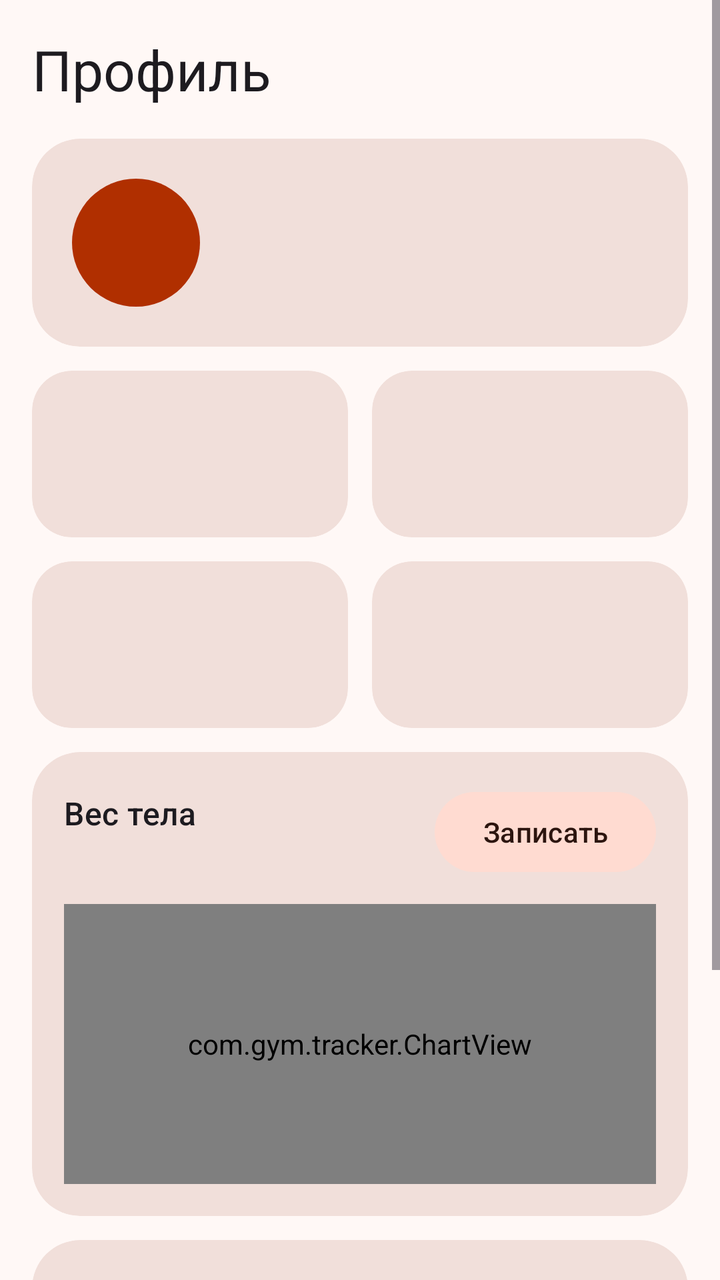
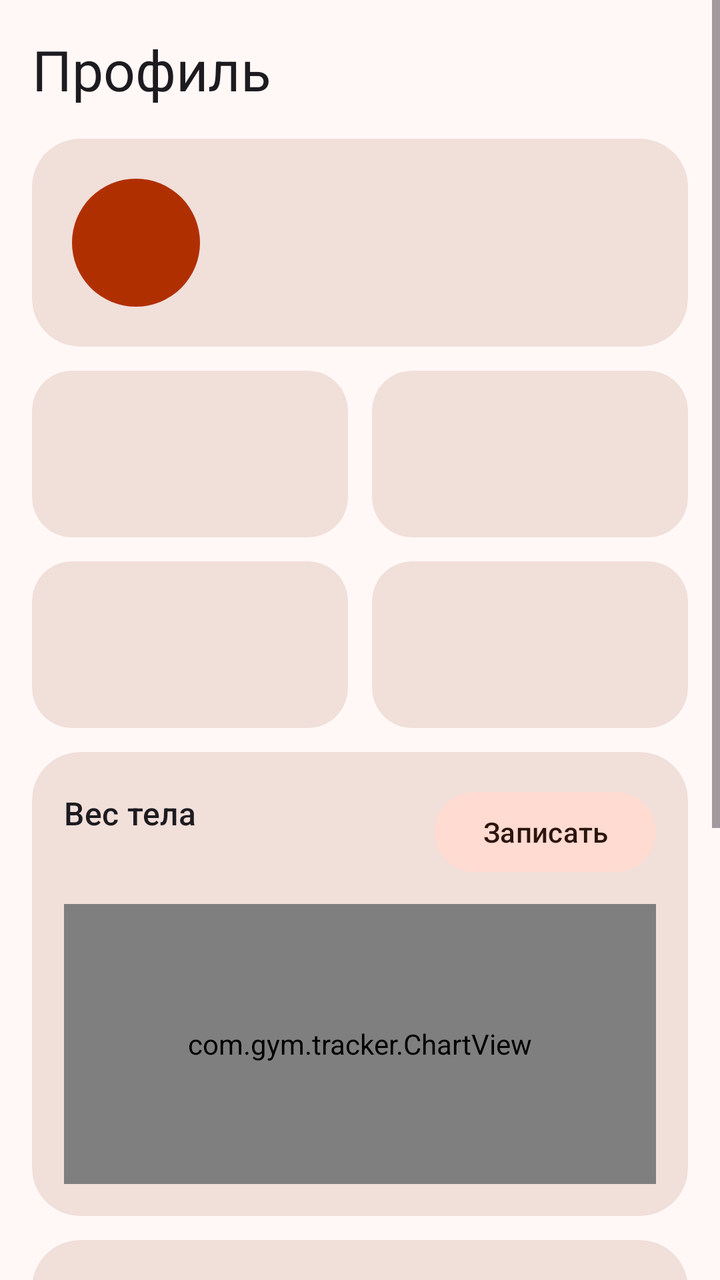

The first picture is an Android layout as it rendered before a commit; the second is the same layout after the commit. The layout source and the unified diff follow.
<!-- AndroidManifest.xml: application theme Theme.Gym -->
<!-- res/layout/fragment_profile.xml -->
<?xml version="1.0" encoding="utf-8"?>
<ScrollView xmlns:android="http://schemas.android.com/apk/res/android"
    xmlns:app="http://schemas.android.com/apk/res-auto"
    android:layout_width="match_parent"
    android:layout_height="match_parent">

    <LinearLayout
        android:layout_width="match_parent"
        android:layout_height="wrap_content"
        android:orientation="vertical"
        android:padding="16dp">

        <TextView
            android:layout_width="wrap_content"
            android:layout_height="wrap_content"
            android:layout_marginBottom="16dp"
            android:text="Профиль"
            android:textAppearance="?attr/textAppearanceHeadlineMedium" />

        <com.google.android.material.card.MaterialCardView
            style="?attr/materialCardViewFilledStyle"
            android:layout_width="match_parent"
            android:layout_height="wrap_content"
            app:cardCornerRadius="24dp">

            <LinearLayout
                android:layout_width="match_parent"
                android:layout_height="wrap_content"
                android:gravity="center_vertical"
                android:padding="20dp">

                <TextView
                    android:id="@+id/avatar"
                    android:layout_width="64dp"
                    android:layout_height="64dp"
                    android:background="@drawable/bg_circle"
                    android:backgroundTint="?attr/colorPrimary"
                    android:gravity="center"
                    android:textColor="?attr/colorOnPrimary"
                    android:textSize="28sp"
                    android:textStyle="bold" />

                <LinearLayout
                    android:layout_width="0dp"
                    android:layout_height="wrap_content"
                    android:layout_marginStart="16dp"
                    android:layout_weight="1"
                    android:orientation="vertical">

                    <TextView
                        android:id="@+id/title"
                        android:layout_width="wrap_content"
                        android:layout_height="wrap_content"
                        android:textAppearance="?attr/textAppearanceTitleLarge" />

                    <TextView
                        android:id="@+id/subtitle"
                        android:layout_width="wrap_content"
                        android:layout_height="wrap_content"
                        android:textAppearance="?attr/textAppearanceBodyMedium"
                        android:textColor="?attr/colorOnSurfaceVariant" />
                </LinearLayout>
            </LinearLayout>
        </com.google.android.material.card.MaterialCardView>

        <LinearLayout
            android:layout_width="match_parent"
            android:layout_height="wrap_content"
            android:layout_marginTop="12dp">

            <include
                android:id="@+id/stat_workouts"
                layout="@layout/item_stat"
                android:layout_width="0dp"
                android:layout_height="wrap_content"
                android:layout_marginEnd="6dp"
                android:layout_weight="1" />

            <include
                android:id="@+id/stat_sets"
                layout="@layout/item_stat"
                android:layout_width="0dp"
                android:layout_height="wrap_content"
                android:layout_marginStart="6dp"
                android:layout_weight="1" />
        </LinearLayout>

        <LinearLayout
            android:layout_width="match_parent"
            android:layout_height="wrap_content"
            android:layout_marginTop="12dp">

            <include
                android:id="@+id/stat_tonnage"
                layout="@layout/item_stat"
                android:layout_width="0dp"
                android:layout_height="wrap_content"
                android:layout_marginEnd="6dp"
                android:layout_weight="1" />

            <include
                android:id="@+id/stat_week"
                layout="@layout/item_stat"
                android:layout_width="0dp"
                android:layout_height="wrap_content"
                android:layout_marginStart="6dp"
                android:layout_weight="1" />
        </LinearLayout>

        <com.google.android.material.card.MaterialCardView
            style="?attr/materialCardViewFilledStyle"
            android:layout_width="match_parent"
            android:layout_height="wrap_content"
            android:layout_marginTop="12dp"
            app:cardCornerRadius="24dp">

            <LinearLayout
                android:layout_width="match_parent"
                android:layout_height="wrap_content"
                android:orientation="vertical"
                android:padding="16dp">

                <LinearLayout
                    android:layout_width="match_parent"
                    android:layout_height="wrap_content"
                    android:gravity="center_vertical">

                    <LinearLayout
                        android:layout_width="0dp"
                        android:layout_height="wrap_content"
                        android:layout_weight="1"
                        android:orientation="vertical">

                        <TextView
                            android:layout_width="wrap_content"
                            android:layout_height="wrap_content"
                            android:text="Вес тела"
                            android:textAppearance="?attr/textAppearanceTitleMedium" />

                        <TextView
                            android:id="@+id/bmi"
                            android:layout_width="wrap_content"
                            android:layout_height="wrap_content"
                            android:textAppearance="?attr/textAppearanceBodyMedium"
                            android:textColor="?attr/colorOnSurfaceVariant" />
                    </LinearLayout>

                    <com.google.android.material.button.MaterialButton
                        android:id="@+id/log_weight"
                        style="@style/Widget.Material3.Button.TonalButton"
                        android:layout_width="wrap_content"
                        android:layout_height="wrap_content"
                        android:text="Записать" />
                </LinearLayout>

                <com.gym.tracker.ChartView
                    android:id="@+id/weight_chart"
                    android:layout_width="match_parent"
                    android:layout_height="140dp"
                    android:layout_marginTop="12dp" />
            </LinearLayout>
        </com.google.android.material.card.MaterialCardView>

        <com.google.android.material.card.MaterialCardView
            style="?attr/materialCardViewFilledStyle"
            android:layout_width="match_parent"
            android:layout_height="wrap_content"
            android:layout_marginTop="12dp"
            app:cardCornerRadius="24dp">

            <LinearLayout
                android:layout_width="match_parent"
                android:layout_height="wrap_content"
                android:orientation="vertical"
                android:padding="16dp">

                <LinearLayout
                    android:layout_width="match_parent"
                    android:layout_height="wrap_content"
                    android:gravity="center_vertical">

                    <TextView
                        android:layout_width="0dp"
                        android:layout_height="wrap_content"
                        android:layout_weight="1"
                        android:text="Мои данные"
                        android:textAppearance="?attr/textAppearanceTitleMedium" />

                    <com.google.android.material.button.MaterialButton
                        android:id="@+id/edit"
                        style="@style/Widget.Material3.Button.TonalButton"
                        android:layout_width="wrap_content"
                        android:layout_height="wrap_content"
                        android:text="Изменить" />
                </LinearLayout>

                <TextView
                    android:id="@+id/about"
                    android:layout_width="match_parent"
                    android:layout_height="wrap_content"
                    android:layout_marginTop="8dp"
                    android:lineSpacingExtra="6dp"
                    android:textAppearance="?attr/textAppearanceBodyLarge" />
            </LinearLayout>
        </com.google.android.material.card.MaterialCardView>

        <TextView
            android:id="@+id/account"
            android:layout_width="match_parent"
            android:layout_height="wrap_content"
            android:layout_marginTop="24dp"
            android:gravity="center"
            android:textAppearance="?attr/textAppearanceBodyMedium"
            android:textColor="?attr/colorOnSurfaceVariant" />

        <com.google.android.material.button.MaterialButton
            android:id="@+id/logout"
            style="@style/Widget.Material3.Button.OutlinedButton"
            android:layout_width="match_parent"
            android:layout_height="wrap_content"
            android:layout_marginTop="8dp"
            android:text="Выйти из аккаунта" />
    </LinearLayout>
</ScrollView>
<!-- res/layout/item_stat.xml (included above) -->
<?xml version="1.0" encoding="utf-8"?>
<com.google.android.material.card.MaterialCardView xmlns:android="http://schemas.android.com/apk/res/android"
    xmlns:app="http://schemas.android.com/apk/res-auto"
    style="?attr/materialCardViewFilledStyle"
    android:layout_width="match_parent"
    android:layout_height="wrap_content"
    app:cardCornerRadius="20dp">

    <LinearLayout
        android:layout_width="match_parent"
        android:layout_height="wrap_content"
        android:orientation="vertical"
        android:padding="16dp">

        <TextView
            android:id="@+id/value"
            android:layout_width="wrap_content"
            android:layout_height="wrap_content"
            android:textAppearance="?attr/textAppearanceHeadlineSmall"
            android:textColor="?attr/colorPrimary"
            android:textStyle="bold" />

        <TextView
            android:id="@+id/label"
            android:layout_width="wrap_content"
            android:layout_height="wrap_content"
            android:textAppearance="?attr/textAppearanceBodyMedium"
            android:textColor="?attr/colorOnSurfaceVariant" />
    </LinearLayout>
</com.google.android.material.card.MaterialCardView>
<!-- resources referenced by this layout -->
<resources>
  <!-- drawable bg_circle (drawable) -->
  <shape xmlns:android="http://schemas.android.com/apk/res/android"
      android:shape="oval">
      <solid android:color="#FFFFFFFF" />
  </shape>
  <style name="Theme.Gym" parent="Theme.Material3.DayNight.NoActionBar">
          <item name="colorPrimary">@color/primary</item>
          <item name="colorOnPrimary">@color/on_primary</item>
          <item name="colorPrimaryContainer">@color/primary_container</item>
          <item name="colorOnPrimaryContainer">@color/on_primary_container</item>
          <item name="colorPrimaryInverse">@color/primary_inverse</item>
          <item name="colorSecondary">@color/secondary</item>
          <item name="colorOnSecondary">@color/on_secondary</item>
          <item name="colorSecondaryContainer">@color/secondary_container</item>
          <item name="colorOnSecondaryContainer">@color/on_secondary_container</item>
          <item name="android:colorBackground">@color/surface</item>
          <item name="colorOnBackground">@color/on_surface</item>
          <item name="colorSurface">@color/surface</item>
          <item name="colorOnSurface">@color/on_surface</item>
          <item name="colorSurfaceVariant">@color/surface_variant</item>
          <item name="colorOnSurfaceVariant">@color/on_surface_variant</item>
          <item name="colorOutline">@color/outline</item>
          <item name="colorOutlineVariant">@color/outline_variant</item>
          <item name="colorSurfaceContainerLowest">@color/surface_lowest</item>
          <item name="colorSurfaceContainerLow">@color/surface_low</item>
          <item name="colorSurfaceContainer">@color/surface_container</item>
          <item name="colorSurfaceContainerHigh">@color/surface_high</item>
          <item name="colorSurfaceContainerHighest">@color/surface_highest</item>
          <item name="android:statusBarColor">@color/surface</item>
          <item name="android:navigationBarColor">@color/surface_container</item>
          <item name="android:windowLightStatusBar">@bool/light_bars</item>
          <item name="android:windowLightNavigationBar">@bool/light_bars</item>
      </style>
  <color name="primary">#B02F00</color>
  <color name="on_primary">#FFFFFF</color>
  <color name="primary_container">#FFDBD1</color>
  <color name="on_primary_container">#3B0900</color>
  <color name="primary_inverse">#FFB5A0</color>
  <color name="secondary">#77574E</color>
  <color name="on_secondary">#FFFFFF</color>
  <color name="secondary_container">#FFDBD1</color>
  <color name="on_secondary_container">#2C150F</color>
  <color name="surface">#FFF8F6</color>
  <color name="on_surface">#231917</color>
  <color name="surface_variant">#F5DED8</color>
  <color name="on_surface_variant">#53433F</color>
  <color name="outline">#85736E</color>
  <color name="outline_variant">#D8C2BC</color>
  <color name="surface_lowest">#FFFFFF</color>
  <color name="surface_low">#FFF1ED</color>
  <color name="surface_container">#FCEAE5</color>
  <color name="surface_high">#F7E4DF</color>
  <color name="surface_highest">#F1DFDA</color>
</resources>

<!-- the commit's change to res/layout/fragment_profile.xml (unified diff, before → after) -->
@@ -201,6 +201,56 @@
                     android:layout_marginTop="8dp"
                     android:lineSpacingExtra="6dp"
                     android:textAppearance="?attr/textAppearanceBodyLarge" />
+            </LinearLayout>
+        </com.google.android.material.card.MaterialCardView>
+
+        <com.google.android.material.card.MaterialCardView
+            style="?attr/materialCardViewFilledStyle"
+            android:layout_width="match_parent"
+            android:layout_height="wrap_content"
+            android:layout_marginTop="12dp"
+            app:cardCornerRadius="24dp">
+
+            <LinearLayout
+                android:layout_width="match_parent"
+                android:layout_height="wrap_content"
+                android:orientation="vertical"
+                android:padding="16dp">
+
+                <TextView
+                    android:layout_width="wrap_content"
+                    android:layout_height="wrap_content"
+                    android:text="Облако"
+                    android:textAppearance="?attr/textAppearanceTitleMedium" />
+
+                <TextView
+                    android:id="@+id/cloud_status"
+                    android:layout_width="match_parent"
+                    android:layout_height="wrap_content"
+                    android:layout_marginTop="4dp"
+                    android:textAppearance="?attr/textAppearanceBodyMedium"
+                    android:textColor="?attr/colorOnSurfaceVariant" />
+
+                <LinearLayout
+                    android:layout_width="match_parent"
+                    android:layout_height="wrap_content"
+                    android:layout_marginTop="8dp"
+                    android:gravity="end">
+
+                    <com.google.android.material.button.MaterialButton
+                        android:id="@+id/cloud_off"
+                        style="@style/Widget.Material3.Button.TextButton"
+                        android:layout_width="wrap_content"
+                        android:layout_height="wrap_content"
+                        android:text="Отключить" />
+
+                    <com.google.android.material.button.MaterialButton
+                        android:id="@+id/cloud_sync"
+                        style="@style/Widget.Material3.Button.TonalButton"
+                        android:layout_width="wrap_content"
+                        android:layout_height="wrap_content"
+                        android:layout_marginStart="8dp" />
+                </LinearLayout>
             </LinearLayout>
         </com.google.android.material.card.MaterialCardView>
 
